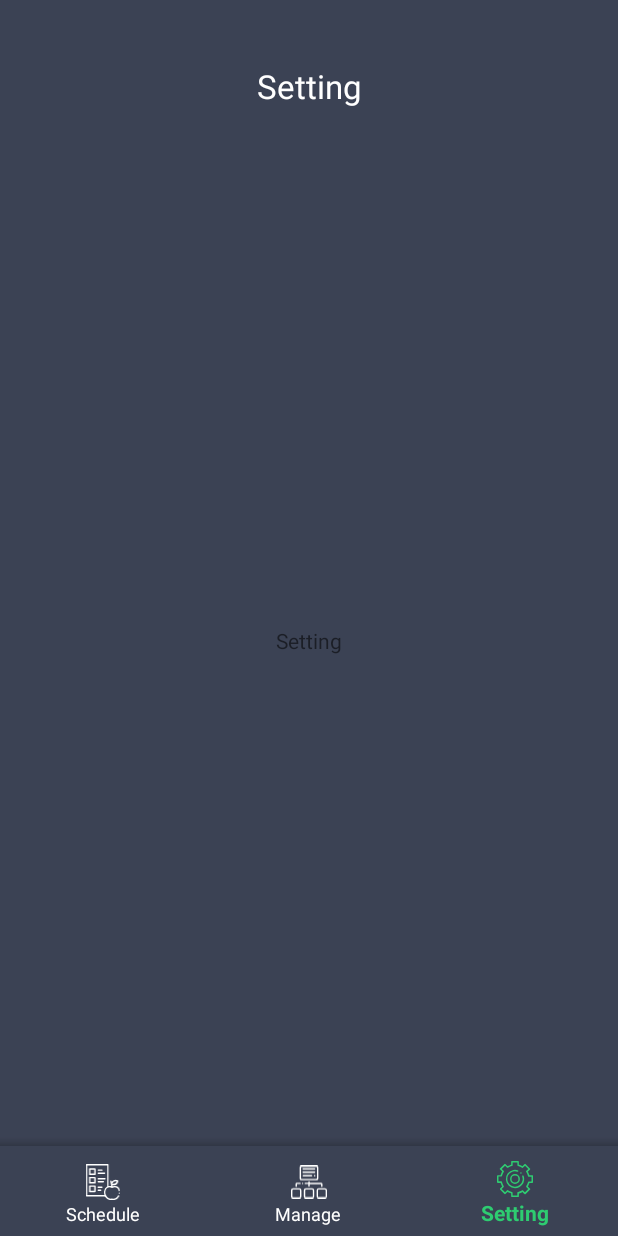
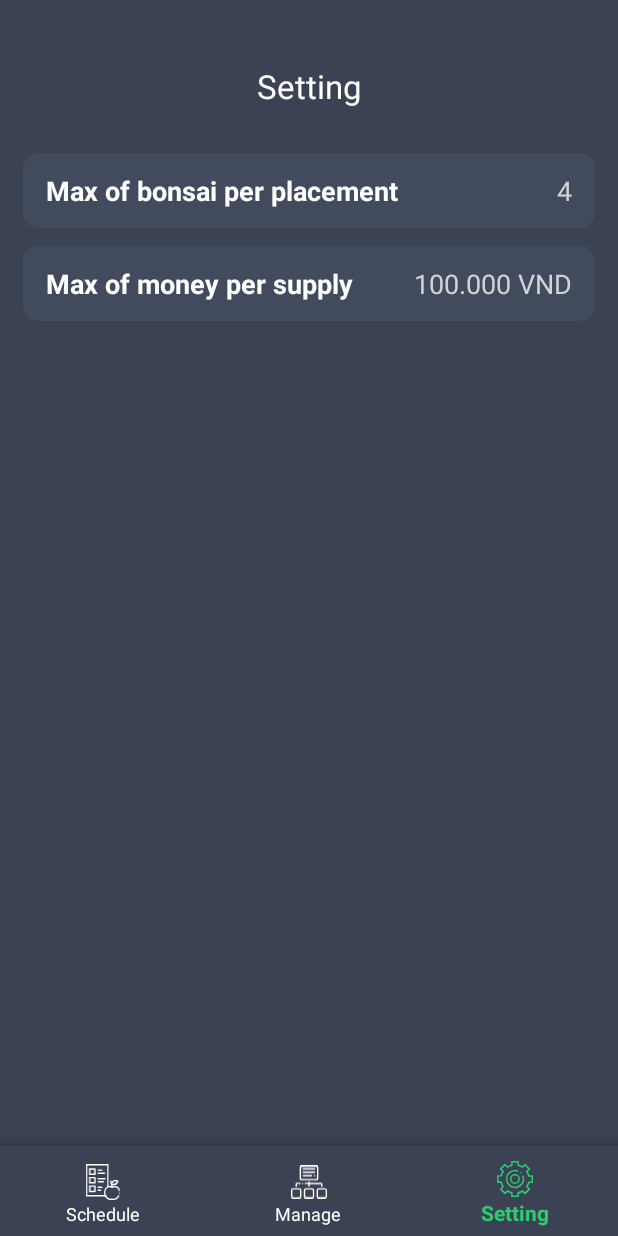
Before and after one commit to albertkhang/BonsaiCare, an Android app: the screen it shows after launch (MainActivity), item 3 of the bottom bar chosen, on a phone screen of 412 x 824 dp. Run offline under Robolectric (Android 15) with nearby library versions, the phone set to English and light mode, and no system bars.

Commit message:
add animation for tick mark at schedule item

```diff
--- a/app/src/main/AndroidManifest.xml
+++ b/app/src/main/AndroidManifest.xml
@@ -9,8 +9,8 @@
         android:roundIcon="@mipmap/ic_launcher_round"
         android:supportsRtl="true"
         android:theme="@style/FullScreenThemeAndroid">
-        <activity android:name=".NewScheduleActivity"></activity>
-        <activity android:name=".MainActivity">
+        <activity android:name=".activity.schedule.NewScheduleActivity"></activity>
+        <activity android:name=".activity.MainActivity">
             <intent-filter>
                 <action android:name="android.intent.action.MAIN" />
 
--- a/app/src/main/java/com/albertkhang/bonsaicare/MainActivity.java
+++ b/app/src/main/java/com/albertkhang/bonsaicare/activity/MainActivity.java
@@ -1,31 +1,31 @@
-package com.albertkhang.bonsaicare;
+package com.albertkhang.bonsaicare.activity;
 
 import androidx.annotation.NonNull;
 import androidx.appcompat.app.AppCompatActivity;
 import androidx.constraintlayout.widget.ConstraintLayout;
-import androidx.fragment.app.Fragment;
-import androidx.fragment.app.FragmentTransaction;
 import androidx.viewpager.widget.ViewPager;
 
+import android.animation.ObjectAnimator;
 import android.content.Intent;
 import android.os.Bundle;
 import android.util.Log;
 import android.view.MenuItem;
 import android.view.View;
+import android.widget.ImageView;
 import android.widget.TextView;
 
+import com.albertkhang.bonsaicare.R;
+import com.albertkhang.bonsaicare.activity.schedule.NewScheduleActivity;
 import com.albertkhang.bonsaicare.adapter.ViewPagerAdapter;
-import com.albertkhang.bonsaicare.fragment.fragment_schedule;
-import com.albertkhang.bonsaicare.fragment.fragment_setting;
+import com.albertkhang.bonsaicare.animation.TickMarkAnimation;
 import com.google.android.material.bottomnavigation.BottomNavigationView;
-import com.google.android.material.tabs.TabLayout;
 
 public class MainActivity extends AppCompatActivity {
     TextView txtTabTitle;
     BottomNavigationView bottomNavigationView;
 
-    ConstraintLayout frame_search;
-    ConstraintLayout frame_add;
+    ImageView imgAddButton;
+    ImageView imgSearchButton;
 
     ViewPager vpViewPager;
     ViewPagerAdapter viewPagerAdapter;
@@ -43,8 +43,8 @@ public class MainActivity extends AppCompatActivity {
         bottomNavigationView = findViewById(R.id.bottom_navigation);
         txtTabTitle = findViewById(R.id.txtTabTitle);
 
-        frame_add = findViewById(R.id.frame_add);
-        frame_search = findViewById(R.id.frame_search);
+        imgAddButton = findViewById(R.id.imgAddButton);
+        imgSearchButton = findViewById(R.id.imgSearchButton);
 
         vpViewPager = findViewById(R.id.vpViewPager);
         vpViewPager.setOffscreenPageLimit(2);//load 2 fragment per time
@@ -53,14 +53,6 @@ public class MainActivity extends AppCompatActivity {
     }
 
     private void addEvent() {
-        frame_add.setOnClickListener(new View.OnClickListener() {
-            @Override
-            public void onClick(View view) {
-                Intent intent = new Intent(MainActivity.this, NewScheduleActivity.class);
-                startActivity(intent);
-            }
-        });
-
         bottomNavigationView.setOnNavigationItemSelectedListener(new BottomNavigationView.OnNavigationItemSelectedListener() {
             @Override
             public boolean onNavigationItemSelected(@NonNull MenuItem menuItem) {
@@ -100,11 +92,11 @@ public class MainActivity extends AppCompatActivity {
 
     private void handleAddSearchIcon(boolean wantShow) {
         if (wantShow) {
-            frame_add.setVisibility(View.VISIBLE);
-            frame_search.setVisibility(View.VISIBLE);
+            imgAddButton.setVisibility(View.VISIBLE);
+            imgSearchButton.setVisibility(View.VISIBLE);
         } else {
-            frame_add.setVisibility(View.INVISIBLE);
-            frame_search.setVisibility(View.INVISIBLE);
+            imgAddButton.setVisibility(View.INVISIBLE);
+            imgSearchButton.setVisibility(View.INVISIBLE);
         }
     }
 
--- a/app/src/main/java/com/albertkhang/bonsaicare/NewScheduleActivity.java
+++ b/app/src/main/java/com/albertkhang/bonsaicare/activity/schedule/NewScheduleActivity.java
@@ -1,9 +1,11 @@
-package com.albertkhang.bonsaicare;
+package com.albertkhang.bonsaicare.activity.schedule;
 
 import androidx.appcompat.app.AppCompatActivity;
 
 import android.os.Bundle;
 import android.util.Log;
+
+import com.albertkhang.bonsaicare.R;
 
 public class NewScheduleActivity extends AppCompatActivity {
 
--- a/app/src/main/res/layout/activity_main.xml
+++ b/app/src/main/res/layout/activity_main.xml
@@ -4,7 +4,7 @@
     xmlns:tools="http://schemas.android.com/tools"
     android:layout_width="match_parent"
     android:layout_height="match_parent"
-    tools:context=".MainActivity">
+    tools:context=".activity.MainActivity">
 
     <!--    top bar-->
     <androidx.constraintlayout.widget.ConstraintLayout
@@ -28,41 +28,48 @@
             app:layout_constraintLeft_toLeftOf="parent"
             app:layout_constraintRight_toRightOf="parent" />
 
-        <androidx.constraintlayout.widget.ConstraintLayout
-            android:id="@+id/frame_add"
-            android:layout_width="55dp"
-            android:layout_height="70dp"
+<!--        <androidx.constraintlayout.widget.ConstraintLayout-->
+<!--            android:id="@+id/frame_add"-->
+<!--            android:layout_width="55dp"-->
+<!--            android:layout_height="70dp"-->
+<!--            app:layout_constraintBottom_toBottomOf="parent"-->
+<!--            app:layout_constraintRight_toRightOf="parent" >-->
+<!--            <ImageView-->
+<!--                android:layout_width="0dp"-->
+<!--                android:layout_height="30dp"-->
+<!--                app:layout_constraintDimensionRatio="1:1"-->
+<!--                android:src="@drawable/ic_add_stroke"-->
+<!--                android:layout_marginBottom="14dp"-->
+<!--                android:layout_marginRight="15dp"-->
+<!--                app:layout_constraintBottom_toBottomOf="parent"-->
+<!--                app:layout_constraintRight_toRightOf="parent"/>-->
+
+<!--        </androidx.constraintlayout.widget.ConstraintLayout>-->
+        <ImageView
+            android:id="@+id/imgAddButton"
+            android:layout_width="@dimen/topBarWidthButton"
+            android:layout_height="@dimen/topBarHeightButton"
+            android:src="@drawable/ic_add_stroke"
+            android:paddingRight="@dimen/topBarPaddingRightAddButton"
+            android:paddingBottom="@dimen/topBarPaddingBottomButton"
+            android:paddingTop="@dimen/topBarPaddingTopButton"
+            android:paddingLeft="@dimen/topBarPaddingLeftAddButton"
             app:layout_constraintBottom_toBottomOf="parent"
-            app:layout_constraintRight_toRightOf="parent" >
-            <ImageView
-                android:layout_width="0dp"
-                android:layout_height="30dp"
-                app:layout_constraintDimensionRatio="1:1"
-                android:src="@drawable/ic_add_stroke"
-                android:layout_marginBottom="14dp"
-                android:layout_marginRight="15dp"
-                app:layout_constraintBottom_toBottomOf="parent"
-                app:layout_constraintRight_toRightOf="parent"/>
+            app:layout_constraintRight_toRightOf="parent" />
 
-        </androidx.constraintlayout.widget.ConstraintLayout>
+        <ImageView
+            android:id="@+id/imgSearchButton"
+            android:layout_width="@dimen/topBarWidthButton"
+            android:layout_height="@dimen/topBarHeightButton"
 
-        <androidx.constraintlayout.widget.ConstraintLayout
-            android:id="@+id/frame_search"
-            android:layout_width="55dp"
-            android:layout_height="70dp"
+            android:paddingRight="@dimen/topBarPaddingRightSearchButton"
+            android:paddingBottom="@dimen/topBarPaddingBottomButton"
+            android:paddingTop="@dimen/topBarPaddingTopButton"
+            android:paddingLeft="15dp"
+
+            android:src="@drawable/ic_search_stroke"
             app:layout_constraintBottom_toBottomOf="parent"
-            app:layout_constraintRight_toLeftOf="@id/frame_add" >
-            <ImageView
-                android:id="@+id/imgSearch"
-                android:layout_width="0dp"
-                android:layout_height="30dp"
-                android:layout_marginRight="20dp"
-                app:layout_constraintDimensionRatio="1:1"
-                android:src="@drawable/ic_search_stroke"
-                android:layout_marginBottom="14dp"
-                app:layout_constraintBottom_toBottomOf="parent"
-                app:layout_constraintRight_toRightOf="parent"/>
-        </androidx.constraintlayout.widget.ConstraintLayout>
+            app:layout_constraintRight_toLeftOf="@id/imgAddButton"/>
 
     </androidx.constraintlayout.widget.ConstraintLayout>
 
--- a/app/src/main/res/layout/activity_new_schedule.xml
+++ b/app/src/main/res/layout/activity_new_schedule.xml
@@ -4,6 +4,6 @@
     xmlns:tools="http://schemas.android.com/tools"
     android:layout_width="match_parent"
     android:layout_height="match_parent"
-    tools:context=".NewScheduleActivity">
+    tools:context=".activity.schedule.NewScheduleActivity">
 
 </androidx.constraintlayout.widget.ConstraintLayout>
--- a/app/src/main/res/layout/fragment_setting.xml
+++ b/app/src/main/res/layout/fragment_setting.xml
@@ -1,16 +1,88 @@
 <?xml version="1.0" encoding="utf-8"?>
-<FrameLayout xmlns:android="http://schemas.android.com/apk/res/android"
+<androidx.constraintlayout.widget.ConstraintLayout xmlns:android="http://schemas.android.com/apk/res/android"
+    xmlns:app="http://schemas.android.com/apk/res-auto"
     xmlns:tools="http://schemas.android.com/tools"
     android:layout_width="match_parent"
     android:layout_height="match_parent"
-    tools:context=".fragment.fragment_setting"
-    android:background="@color/colorBackground">
+    android:background="@color/colorBackground"
+    tools:context=".fragment.fragment_setting">
 
-    <!-- TODO: Update blank fragment layout -->
-    <TextView
+    <androidx.constraintlayout.widget.ConstraintLayout
+        android:id="@+id/frame_MaxBonsaiPerPlacement"
         android:layout_width="match_parent"
-        android:layout_height="match_parent"
-        android:text="@string/setting"
-        android:gravity="center"/>
+        android:layout_height="50dp"
+        android:layout_marginLeft="15dp"
+        android:layout_marginTop="12dp"
+        android:layout_marginRight="15dp"
+        android:background="@drawable/item_background"
+        android:paddingLeft="15dp"
+        android:paddingRight="15dp"
+        app:layout_constraintLeft_toLeftOf="parent"
+        app:layout_constraintRight_toRightOf="parent"
+        app:layout_constraintTop_toTopOf="parent">
 
-</FrameLayout>
+        <TextView
+            android:id="@+id/txtSettingMaxBonsaiPerPlacementTitle"
+            android:layout_width="wrap_content"
+            android:layout_height="wrap_content"
+            android:text="@string/maxBonsaiPerPlacement"
+            android:textColor="@color/colorItemTitle"
+            android:textSize="@dimen/settingTitleSize"
+            android:textStyle="bold"
+            app:layout_constraintBottom_toBottomOf="parent"
+            app:layout_constraintLeft_toLeftOf="parent"
+            app:layout_constraintTop_toTopOf="parent" />
+
+        <TextView
+            android:id="@+id/txtSettingMaxBonsaiPerPlacementValue"
+            android:layout_width="wrap_content"
+            android:layout_height="wrap_content"
+            android:text="4"
+            android:textColor="@color/colorItemInfo"
+            android:textSize="@dimen/settingTitleSize"
+            app:layout_constraintBottom_toBottomOf="parent"
+            app:layout_constraintRight_toRightOf="parent"
+            app:layout_constraintTop_toTopOf="parent" />
+
+    </androidx.constraintlayout.widget.ConstraintLayout>
+
+    <androidx.constraintlayout.widget.ConstraintLayout
+        android:id="@+id/frame_MaxMoneyPerSupply"
+        android:layout_width="match_parent"
+        android:layout_height="50dp"
+        android:layout_marginLeft="15dp"
+        android:layout_marginTop="12dp"
+        android:layout_marginRight="15dp"
+        android:background="@drawable/item_background"
+        android:paddingLeft="15dp"
+        android:paddingRight="15dp"
+        app:layout_constraintLeft_toLeftOf="parent"
+        app:layout_constraintRight_toRightOf="parent"
+        app:layout_constraintTop_toBottomOf="@id/frame_MaxBonsaiPerPlacement">
+
+        <TextView
+            android:id="@+id/txtSettingMaxMoneyPerSupplyTitle"
+            android:layout_width="wrap_content"
+            android:layout_height="wrap_content"
+            android:text="@string/maxMoneyPerSupply"
+            android:textColor="@color/colorItemTitle"
+            android:textSize="@dimen/settingTitleSize"
+            android:textStyle="bold"
+            app:layout_constraintBottom_toBottomOf="parent"
+            app:layout_constraintLeft_toLeftOf="parent"
+            app:layout_constraintTop_toTopOf="parent" />
+
+        <TextView
+            android:id="@+id/txtSettingMaxMoneyPerSupplyValue"
+            android:layout_width="wrap_content"
+            android:layout_height="wrap_content"
+            android:text="100.000 VND"
+            android:textColor="@color/colorItemInfo"
+            android:textSize="@dimen/settingTitleSize"
+            app:layout_constraintBottom_toBottomOf="parent"
+            app:layout_constraintRight_toRightOf="parent"
+            app:layout_constraintTop_toTopOf="parent" />
+
+    </androidx.constraintlayout.widget.ConstraintLayout>
+
+</androidx.constraintlayout.widget.ConstraintLayout>
--- a/app/src/main/res/values/dimens.xml
+++ b/app/src/main/res/values/dimens.xml
@@ -1,5 +1,15 @@
 <?xml version="1.0" encoding="utf-8"?>
 <resources>
+    <!--    top bar-->
+    <dimen name="topBarPaddingTopButton">26dp</dimen>
+    <dimen name="topBarPaddingRightAddButton">15dp</dimen>
+    <dimen name="topBarPaddingRightSearchButton">10dp</dimen>
+    <dimen name="topBarPaddingBottomButton">14dp</dimen>
+    <dimen name="topBarPaddingLeftAddButton">10dp</dimen>
+
+    <dimen name="topBarHeightButton">70dp</dimen>
+    <dimen name="topBarWidthButton">65dp</dimen>
+
     <!--    bonsai-->
     <dimen name="bonsaiNameTextSize">20sp</dimen>
     <dimen name="bonsaiDetailTextSize">14sp</dimen>
@@ -8,6 +18,9 @@
 
     <dimen name="bonsaiIconHeight">10dp</dimen>
     <dimen name="bonsaiTickIconHeight">36dp</dimen>
+    <dimen name="bonsaiTickIconPadding">25dp</dimen>
+
+    <dimen name="divideHeight">60dp</dimen>
 
     <!--    manage-->
     <dimen name="manageTitleTextSize">20sp</dimen>
@@ -15,4 +28,7 @@
 
     <dimen name="manageIconHeight">44dp</dimen>
     <dimen name="manageMaxWidthDetail">200dp</dimen>
+
+    <!--    setting-->
+    <dimen name="settingTitleSize">18sp</dimen>
 </resources>
--- a/app/src/main/res/values/strings.xml
+++ b/app/src/main/res/values/strings.xml
@@ -22,4 +22,8 @@
     <string name="ratioIconPlacement">36.75:50</string>
     <string name="ratioIconSupplies">51.25:50</string>
     <string name="ratioIconReport">34.52:50</string>
+
+    <!--    setting-->
+    <string name="maxBonsaiPerPlacement">Max of bonsai per placement</string>
+    <string name="maxMoneyPerSupply">Max of money per supply</string>
 </resources>
```
Also changed, not shown: app/src/main/java/com/albertkhang/bonsaicare/adapter/ScheduleRecyclerViewAdapter.java (+13 -4 lines), app/src/main/java/com/albertkhang/bonsaicare/animation/TickMarkAnimation.java (added, +112 -0 lines), app/src/main/res/layout/item_schedule_layout.xml (+5 -5 lines).
